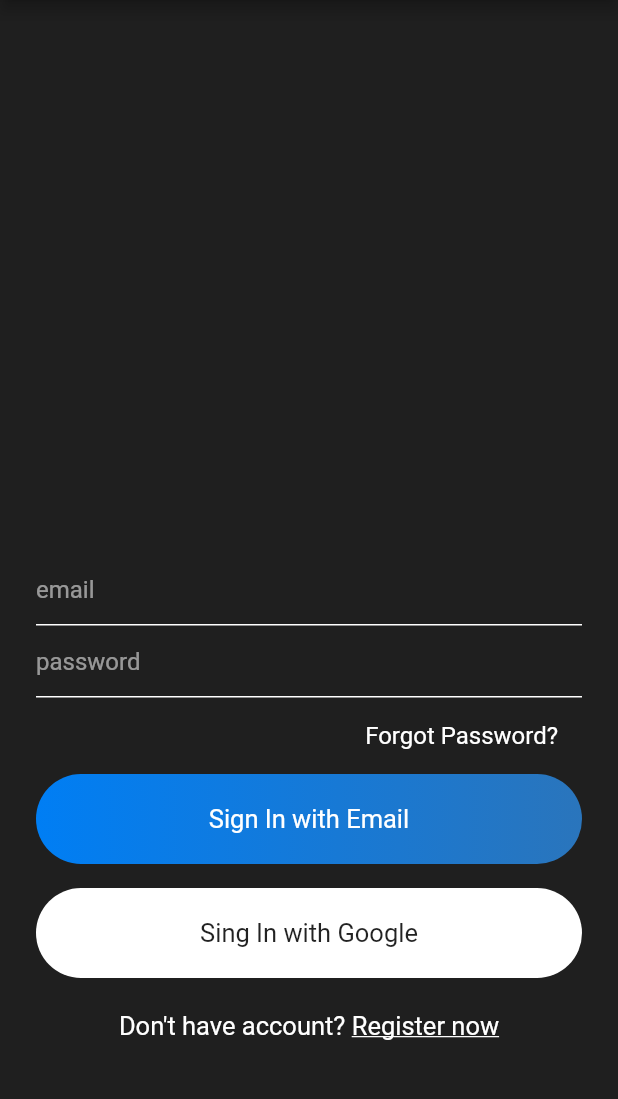
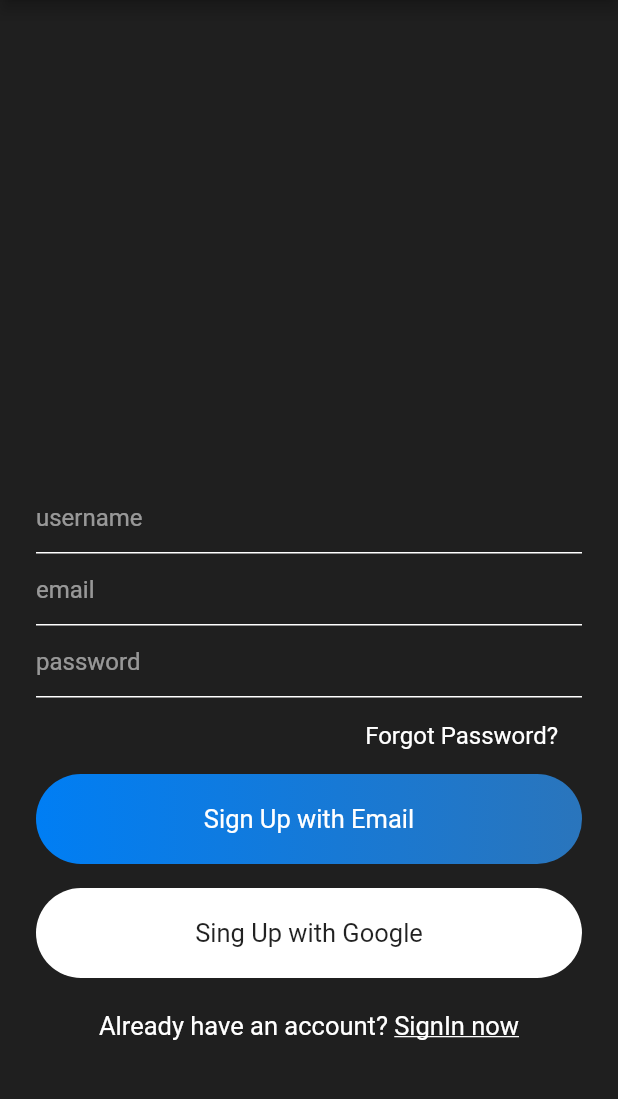
Before and after one commit to ClaudioSiervi/chat_app_tutorial, a Flutter app: the screen it shows after launch, on a phone screen of 412 x 824 dp, the part 84-1183 px from its top. Run offline on Flutter 3.47's test engine with Material 2 defaults, Android fonts, the phone set to English and light mode, and no system bars.

Commit message:
cria página de signUp

```diff
--- a/lib/main.dart
+++ b/lib/main.dart
@@ -1,5 +1,5 @@
 import 'package:flutter/material.dart';
-import 'package:chat_app_tutorial/views/signin.dart';
+import 'package:chat_app_tutorial/views/signup.dart';
 
 void main() {
   runApp(MyApp());
@@ -18,7 +18,7 @@ class MyApp extends StatelessWidget {
         primarySwatch: Colors.blue,
         visualDensity: VisualDensity.adaptivePlatformDensity,
       ),
-      home: SignIn(),
+      home: SignUp(),
     );
   }
 }
--- a/lib/views/signup.dart
+++ b/lib/views/signup.dart
@@ -0,0 +1,105 @@
+import "package:chat_app_tutorial/widgets/widget.dart";
+import 'package:flutter/material.dart';
+
+import 'dart:ui';
+
+class SignUp extends StatefulWidget {
+  @override
+  _SignUpState createState() => _SignUpState();
+}
+
+class _SignUpState extends State<SignUp> {
+  @override
+  Widget build(BuildContext context) {
+    return Scaffold(
+      appBar: appBarMain(context),
+      body: SingleChildScrollView(
+        child: Container(
+          height: MediaQuery.of(context).size.height - 80,
+          alignment: Alignment.bottomCenter,
+          child: Container(
+            padding: EdgeInsets.symmetric(horizontal: 24),
+            child: Column(
+              mainAxisSize: MainAxisSize.min,
+              children: [
+                TextField(
+                  style: simpleTextFieldStyle(),
+                  decoration: textFieldInputDecoration("username"),
+                ),
+                TextField(
+                  style: simpleTextFieldStyle(),
+                  decoration: textFieldInputDecoration("email"),
+                ),
+                TextField(
+                  style: simpleTextFieldStyle(),
+                  decoration: textFieldInputDecoration("password"),
+                ),
+                SizedBox(height: 8),
+                Container(
+                  alignment: Alignment.centerRight,
+                  child: Container(
+                    padding: EdgeInsets.symmetric(horizontal: 16, vertical: 8),
+                    child:
+                        Text("Forgot Password?", style: simpleTextFieldStyle()),
+                  ),
+                ),
+                SizedBox(height: 8),
+                Container(
+                  alignment: Alignment.center,
+                  width: MediaQuery.of(context).size.width,
+                  padding: EdgeInsets.symmetric(vertical: 20),
+                  decoration: BoxDecoration(
+                      gradient: LinearGradient(
+                        colors: [
+                          const Color(0xff007EF4),
+                          const Color(0xff2A75BC),
+                        ],
+                      ),
+                      borderRadius: BorderRadius.circular(30)),
+                  child: Text("Sign Up with Email",
+                      style: TextStyle(color: Colors.white, fontSize: 17)),
+                ),
+                SizedBox(height: 16),
+                Container(
+                  alignment: Alignment.center,
+                  width: MediaQuery.of(context).size.width,
+                  padding: EdgeInsets.symmetric(vertical: 20),
+                  decoration: BoxDecoration(
+                    color: Colors.white,
+                    borderRadius: BorderRadius.circular(30),
+                  ),
+                  child: Text(
+                    "Sing Up with Google",
+                    style: TextStyle(
+                      color: Colors.black87,
+                      fontSize: 17,
+                    ),
+                  ),
+                ),
+                SizedBox(height: 22),
+                Row(
+                  mainAxisAlignment: MainAxisAlignment.center,
+                  children: [
+                    Text(
+                      "Already have an account? ",
+                      style: mediumTextFieldStyle(),
+                    ),
+                    Text(
+                      "SignIn now",
+                      style: TextStyle(
+                        fontSize: 17,
+                        color: Colors.white,
+                        decoration: TextDecoration.underline,
+                      ),
+                    )
+                  ],
+                ),
+                SizedBox(height: 50),
+              ],
+            ),
+          ),
+        ),
+      ),
+    );
+  }
+}
```
